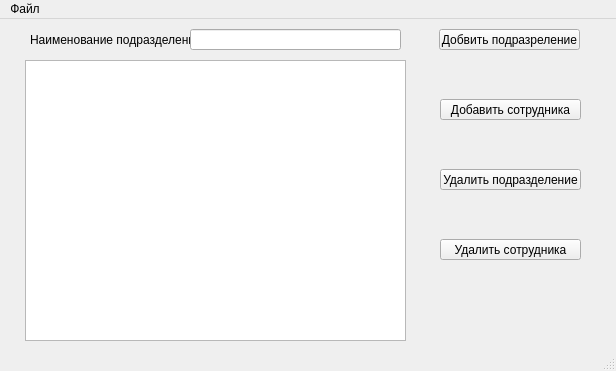
Old version of the form mainwindow.ui in the repository ISPlatonov/QT_Tree.
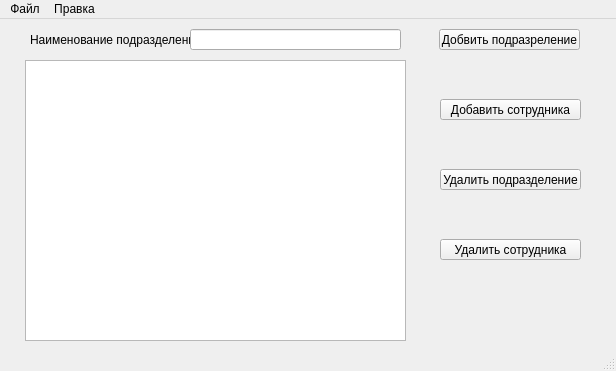
New version of the form.

What changed in the file:
```diff
--- a/mainwindow.ui
+++ b/mainwindow.ui
@@ -146,7 +146,14 @@
     <addaction name="openFile"/>
     <addaction name="createFile"/>
    </widget>
+   <widget class="QMenu" name="menu">
+    <property name="title">
+     <string>Правка</string>
+    </property>
+    <addaction name="saveFile"/>
+   </widget>
    <addaction name="fileAct"/>
+   <addaction name="menu"/>
   </widget>
   <widget class="QStatusBar" name="statusbar"/>
   <action name="openFile">
```
Left out of the diff: 5 changed lines with no effect on the pictures.
